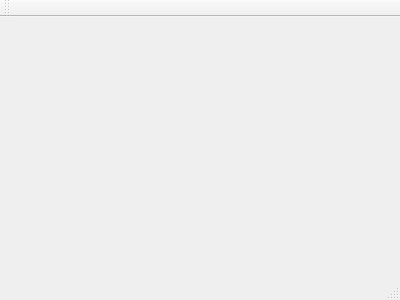
This is MTMS_Server/serverwindow.ui in zhming0/Modernization-Traffic-Monitoring-System as Qt 5 draws it before an edit. The edited form follows.
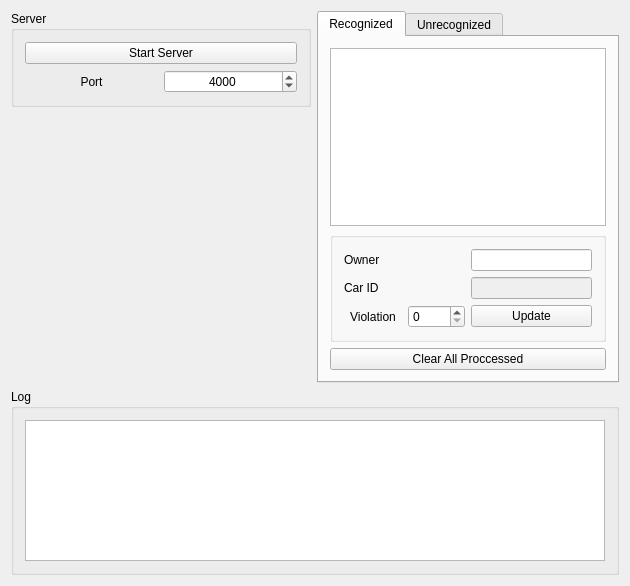
This is the edited form. Custom widgets are drawn as their Qt base class.

Commit message: Server UI is built

What changed in the file:
```diff
--- a/MTMS_Server/serverwindow.ui
+++ b/MTMS_Server/serverwindow.ui
@@ -6,24 +6,240 @@
    <rect>
     <x>0</x>
     <y>0</y>
-    <width>400</width>
-    <height>300</height>
+    <width>630</width>
+    <height>586</height>
    </rect>
   </property>
   <property name="windowTitle">
    <string>ServerWindow</string>
   </property>
   <widget class="QWidget" name="centralWidget">
-   <widget class="ImageWidget" name="widget" native="true">
-    <property name="geometry">
-     <rect>
-      <x>40</x>
-      <y>10</y>
-      <width>121</width>
-      <height>161</height>
-     </rect>
-    </property>
-   </widget>
+   <layout class="QVBoxLayout" name="verticalLayout_4">
+    <item>
+     <layout class="QHBoxLayout" name="horizontalLayout_6">
+      <item>
+       <layout class="QVBoxLayout" name="verticalLayout_2">
+        <item>
+         <widget class="QGroupBox" name="groupBox">
+          <property name="sizePolicy">
+           <sizepolicy hsizetype="Preferred" vsizetype="Preferred">
+            <horstretch>0</horstretch>
+            <verstretch>0</verstretch>
+           </sizepolicy>
+          </property>
+          <property name="title">
+           <string>Server</string>
+          </property>
+          <layout class="QVBoxLayout" name="verticalLayout_3">
+           <item>
+            <layout class="QVBoxLayout" name="verticalLayout">
+             <item>
+              <widget class="QPushButton" name="pushButton">
+               <property name="text">
+                <string>Start Server</string>
+               </property>
+              </widget>
+             </item>
+             <item>
+              <layout class="QHBoxLayout" name="horizontalLayout">
+               <item>
+                <widget class="QLabel" name="label">
+                 <property name="text">
+                  <string>Port</string>
+                 </property>
+                 <property name="alignment">
+                  <set>Qt::AlignCenter</set>
+                 </property>
+                </widget>
+               </item>
+               <item>
+                <widget class="QSpinBox" name="spinBox">
+                 <property name="alignment">
+                  <set>Qt::AlignCenter</set>
+                 </property>
+                 <property name="maximum">
+                  <number>65535</number>
+                 </property>
+                 <property name="value">
+                  <number>4000</number>
+                 </property>
+                </widget>
+               </item>
+              </layout>
+             </item>
+            </layout>
+           </item>
+          </layout>
+          <zorder>lineEdit</zorder>
+          <zorder>label</zorder>
+          <zorder>pushButton</zorder>
+          <zorder>groupBox_2</zorder>
+         </widget>
+        </item>
+        <item>
+         <widget class="ImageWidget" name="imageWidget" native="true">
+          <property name="minimumSize">
+           <size>
+            <width>300</width>
+            <height>270</height>
+           </size>
+          </property>
+         </widget>
+        </item>
+       </layout>
+      </item>
+      <item>
+       <widget class="QTabWidget" name="tabWidget">
+        <property name="currentIndex">
+         <number>0</number>
+        </property>
+        <widget class="QWidget" name="tab">
+         <attribute name="title">
+          <string>Recognized</string>
+         </attribute>
+         <layout class="QVBoxLayout" name="verticalLayout_6">
+          <item>
+           <widget class="QTableView" name="tableView"/>
+          </item>
+          <item>
+           <widget class="QGroupBox" name="groupBox_2">
+            <property name="title">
+             <string/>
+            </property>
+            <layout class="QGridLayout" name="gridLayout">
+             <item row="0" column="0" colspan="2">
+              <layout class="QVBoxLayout" name="verticalLayout_7">
+               <item>
+                <layout class="QHBoxLayout" name="horizontalLayout_2">
+                 <item>
+                  <widget class="QLabel" name="label_2">
+                   <property name="text">
+                    <string>Owner</string>
+                   </property>
+                  </widget>
+                 </item>
+                 <item>
+                  <widget class="QLineEdit" name="lineEdit">
+                   <property name="sizePolicy">
+                    <sizepolicy hsizetype="Preferred" vsizetype="Fixed">
+                     <horstretch>0</horstretch>
+                     <verstretch>0</verstretch>
+                    </sizepolicy>
+                   </property>
+                  </widget>
+                 </item>
+                </layout>
+               </item>
+               <item>
+                <layout class="QHBoxLayout" name="horizontalLayout_4">
+                 <item>
+                  <widget class="QLabel" name="label_4">
+                   <property name="text">
+                    <string>Car ID</string>
+                   </property>
+                  </widget>
+                 </item>
+                 <item>
+                  <widget class="QLineEdit" name="lineEdit_2">
+                   <property name="enabled">
+                    <bool>false</bool>
+                   </property>
+                   <property name="sizePolicy">
+                    <sizepolicy hsizetype="Preferred" vsizetype="Fixed">
+                     <horstretch>0</horstretch>
+                     <verstretch>0</verstretch>
+                    </sizepolicy>
+                   </property>
+                  </widget>
+                 </item>
+                </layout>
+               </item>
+              </layout>
+             </item>
+             <item row="1" column="0">
+              <layout class="QHBoxLayout" name="horizontalLayout_3">
+               <item>
+                <widget class="QLabel" name="label_3">
+                 <property name="text">
+                  <string>Violation</string>
+                 </property>
+                 <property name="alignment">
+                  <set>Qt::AlignCenter</set>
+                 </property>
+                </widget>
+               </item>
+               <item>
+                <widget class="QSpinBox" name="spinBox_2"/>
+               </item>
+              </layout>
+             </item>
+             <item row="1" column="1">
+              <widget class="QPushButton" name="pushButton_4">
+               <property name="text">
+                <string>Update</string>
+               </property>
+              </widget>
+             </item>
+            </layout>
+            <zorder></zorder>
+            <zorder></zorder>
+            <zorder>pushButton_4</zorder>
+           </widget>
+          </item>
+          <item>
+           <widget class="QPushButton" name="pushButton_5">
+            <property name="text">
+             <string>Clear All Proccessed</string>
+            </property>
+           </widget>
+          </item>
+         </layout>
+        </widget>
+        <widget class="QWidget" name="tab_2">
+         <attribute name="title">
+          <string>Unrecognized</string>
+         </attribute>
+         <layout class="QVBoxLayout" name="verticalLayout_5">
+          <item>
+           <widget class="QTableView" name="tableView_2"/>
+          </item>
+          <item>
+           <layout class="QHBoxLayout" name="horizontalLayout_8">
+            <item>
+             <widget class="QPushButton" name="pushButton_2">
+              <property name="text">
+               <string>Recognize</string>
+              </property>
+             </widget>
+            </item>
+            <item>
+             <widget class="QPushButton" name="pushButton_3">
+              <property name="text">
+               <string>Process All</string>
+              </property>
+             </widget>
+            </item>
+           </layout>
+          </item>
+         </layout>
+        </widget>
+       </widget>
+      </item>
+     </layout>
+    </item>
+    <item>
+     <widget class="QGroupBox" name="groupBox_3">
+      <property name="title">
+       <string>Log</string>
+      </property>
+      <layout class="QHBoxLayout" name="horizontalLayout_7">
+       <item>
+        <widget class="QTextEdit" name="textEdit"/>
+       </item>
+      </layout>
+     </widget>
+    </item>
+   </layout>
   </widget>
   <widget class="QMenuBar" name="menuBar">
    <property name="geometry">
@@ -35,15 +251,6 @@
     </rect>
    </property>
   </widget>
-  <widget class="QToolBar" name="mainToolBar">
-   <attribute name="toolBarArea">
-    <enum>TopToolBarArea</enum>
-   </attribute>
-   <attribute name="toolBarBreak">
-    <bool>false</bool>
-   </attribute>
-  </widget>
-  <widget class="QStatusBar" name="statusBar"/>
  </widget>
  <layoutdefault spacing="6" margin="11"/>
  <customwidgets>
```
Left out of the diff: 2 changed lines with no effect on the pictures.
